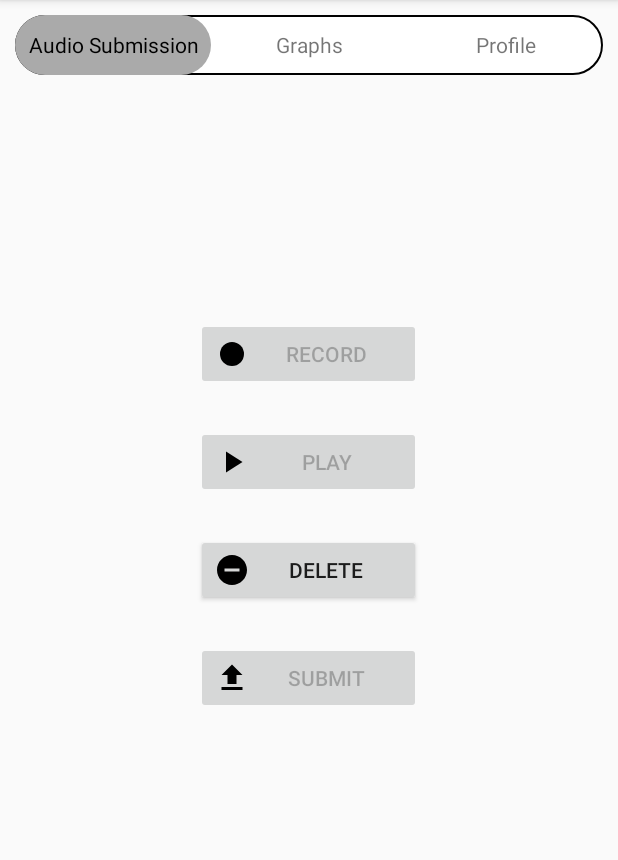
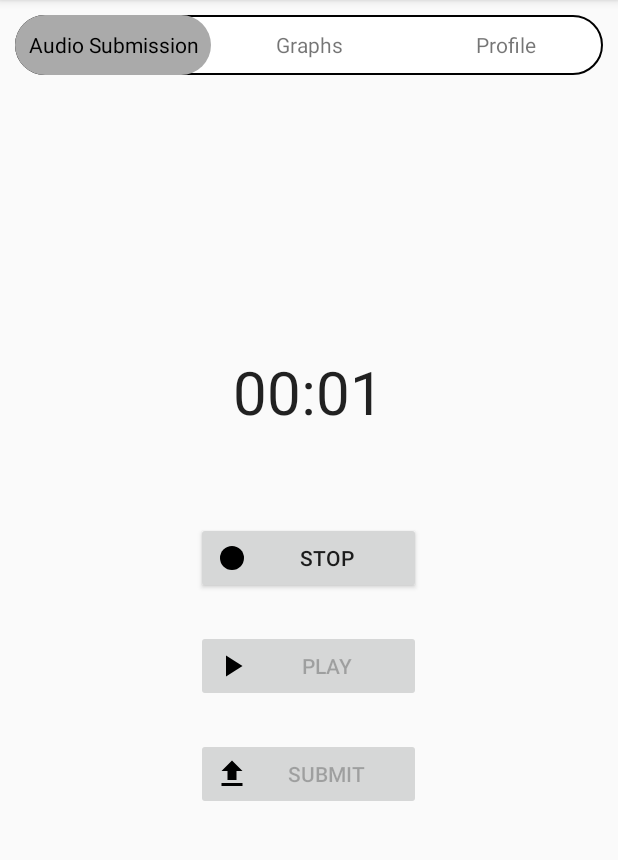
Before and after one commit to Mystaex/SPICE, an Android app: the AudioFragment screen opened directly, with no data from a screen before it, after a tap on "RECORD", on a phone screen of 412 x 824 dp, the part 84-944 px from its top. Run offline under Robolectric (Android 15) with nearby library versions, the light colour scheme and no system bars.

Commit message:
Added timer and cleaner feel in audio fragment

```diff
--- a/Android_Studio_Projects/app/src/main/java/com/example/spice/ui/audio_submission/AudioFragment.java
+++ b/Android_Studio_Projects/app/src/main/java/com/example/spice/ui/audio_submission/AudioFragment.java
@@ -11,11 +11,13 @@ import androidx.core.content.ContextCompat;
 import androidx.fragment.app.Fragment;
 
 import android.os.Environment;
+import android.os.SystemClock;
 import android.view.LayoutInflater;
 import android.view.View;
 import android.view.View.OnClickListener;
 import android.view.ViewGroup;
 import android.widget.Button;
+import android.widget.Chronometer;
 import android.widget.Toast;
 
 import com.example.spice.R;
@@ -38,16 +40,16 @@ public class AudioFragment extends Fragment {
     MediaRecorder mediaRecorder;
     MediaPlayer mediaPlayer;
 
-    private int PERMISSION_CODE = 10;
+    private int PERMISSION_CODE = 1;
+    private int minimumTimeMS = 5000;
 
-    int recorded = 0;
-    int recording = 0;
+    boolean recording = false;
+    boolean playing = false;
     Button btnRecord;
     Button btnPlay;
-    Button btnDelete;
     Button btnSubmit;
 
-    public static final int RequestPermissionCode = 1;
+    private Chronometer timer;
 
     public static String filename = "audio.mp3";
 
@@ -74,79 +76,48 @@ public class AudioFragment extends Fragment {
 
         btnRecord = v.findViewById(R.id.btnRecord);
         btnPlay = v.findViewById(R.id.btnPlay);
-        btnDelete = v.findViewById(R.id.btnDelete);
         btnSubmit = v.findViewById(R.id.btnSubmit);
+        timer = v.findViewById(R.id.audioTimer);
 
         btnRecord.setOnClickListener(new View.OnClickListener() {
             @Override
             public void onClick(View view){
-                if(permission()){
-                    setupMediaRecorder();
-
-                    try{
-                        mediaRecorder.prepare();
-                    }
-                    catch(IllegalStateException e){
-                        e.printStackTrace();
-                    }
-                    catch(IOException e){
-                        e.printStackTrace();
-                    }
-
-                    mediaRecorder.start();
-                    Toast.makeText(requireContext(), "Record!! Start function", Toast.LENGTH_SHORT).show();
-                    btnDelete.setEnabled(true);
-                    btnRecord.setEnabled(false);
+                if(!recording){
+                    recording = true;
+                    btnRecord.setText("Stop");
+                    record();
                 }
                 else{
-                    requestPermission();
+                    long recordTime = SystemClock.elapsedRealtime() - timer.getBase();
+                    if(recordTime >= minimumTimeMS){
+                        recording = false;
+                        btnRecord.setText("Record");
+                        stopRecord();
+                    }
+                    else{
+                        Toast.makeText(requireContext(), "Recording needs 5 seconds minimum" , Toast.LENGTH_SHORT).show();
+                    }
                 }
+
             }
         });
         btnPlay.setOnClickListener(new View.OnClickListener() {
             @Override
-            public void onClick(View view)throws IllegalArgumentException,
-                        SecurityException, IllegalStateException {
-
-                    btnDelete.setEnabled(false);
-                    String filepath = getActivity().getExternalFilesDir("/").getAbsolutePath();
-
-                    mediaPlayer = new MediaPlayer();
-                    try {
-                        mediaPlayer.setDataSource(filepath + "/" + filename);
-                        mediaPlayer.prepare();
-                    } catch (IOException e) {
-                        e.printStackTrace();
-                    }
-
-                    mediaPlayer.start();
-                    Toast.makeText(getActivity(), "Recording Playing",
-                            Toast.LENGTH_LONG).show();
-            }
-        });
-        btnDelete.setOnClickListener(new View.OnClickListener() {
-            @Override
-            public void onClick(View view){
-                if(mediaRecorder != null){
-                    try{
-                        mediaRecorder.stop();
-                    }
-                    catch(IllegalStateException e){
-                        e.printStackTrace();
-                    }
-                    mediaRecorder.release();
-                    mediaRecorder = null;
-                    btnDelete.setEnabled(false);
-                    btnRecord.setEnabled(true);
-                    btnPlay.setEnabled(true);
-                    Toast.makeText(requireContext(), "Recording Completed", Toast.LENGTH_SHORT).show();
+            public void onClick(View view)throws IllegalArgumentException, SecurityException, IllegalStateException {
+                if(!playing){
+                    playing = true;
+                    btnPlay.setText("Stop");
+                    play();
+                }
+                else{
+                    stopPlay();
                 }
             }
         });
+
         btnSubmit.setOnClickListener(v1 -> { submit(); });
 
         btnSubmit.setEnabled(false);
-        btnDelete.setEnabled(false);
         btnPlay.setEnabled(false);
 
         return v;
@@ -164,32 +135,6 @@ public class AudioFragment extends Fragment {
         mediaRecorder.setOutputFile(filepath + "/" + filename);
     }
 
-    private void requestPermission() {
-        ActivityCompat.requestPermissions(getActivity(), new
-                String[]{WRITE_EXTERNAL_STORAGE, RECORD_AUDIO}, RequestPermissionCode);
-    }
-
-    @Override
-    public void onRequestPermissionsResult(int requestCode, String permissions[], int[] grantResults) {
-        switch (requestCode) {
-            case RequestPermissionCode:
-                if (grantResults.length> 0) {
-                    boolean StoragePermission = grantResults[0] ==
-                            PackageManager.PERMISSION_GRANTED;
-                    boolean RecordPermission = grantResults[1] ==
-                            PackageManager.PERMISSION_GRANTED;
-
-                    if (StoragePermission && RecordPermission) {
-                        Toast.makeText(getActivity(), "Permission Granted",
-                                Toast.LENGTH_LONG).show();
-                    } else {
-                        Toast.makeText(getActivity(),"Permission Denied",Toast.LENGTH_LONG).show();
-                    }
-                }
-                break;
-        }
-    }
-
     public boolean permission() {
         if(ActivityCompat.checkSelfPermission(getContext(), Manifest.permission.RECORD_AUDIO) == PackageManager.PERMISSION_GRANTED){
             return true;
@@ -200,34 +145,77 @@ public class AudioFragment extends Fragment {
         }
     }
 
-
-
-
-
-
-
-
-
-
-
-
     private void record(){
         //: Implement Record functionality
-        Toast.makeText(requireContext(), "Record Start function", Toast.LENGTH_SHORT).show();
+        timer.setBase(SystemClock.elapsedRealtime());
+        timer.start();
+
+        if(permission()){
+            setupMediaRecorder();
+            btnPlay.setEnabled(false);
+            btnSubmit.setEnabled(false);
+
+            try{
+                mediaRecorder.prepare();
+            }
+            catch(IllegalStateException e){
+                e.printStackTrace();
+            }
+            catch(IOException e){
+                e.printStackTrace();
+            }
+
+            mediaRecorder.start();
+            //Toast.makeText(requireContext(), "Recording", Toast.LENGTH_SHORT).show();
+        }
     }
     private void play(){
         //: Implement Play functionality
-        Toast.makeText(requireContext(), "Play function", Toast.LENGTH_SHORT).show();
+        String filepath = getActivity().getExternalFilesDir("/").getAbsolutePath();
+
+        mediaPlayer = new MediaPlayer();
+        try {
+            mediaPlayer.setDataSource(filepath + "/" + filename);
+            mediaPlayer.prepare();
+        } catch (IOException e) {
+            e.printStackTrace();
+        }
+
+        mediaPlayer.start();
+        //Toast.makeText(getActivity(), "Playing", Toast.LENGTH_LONG).show();
     }
-    private void delete(){
+
+    private void stopRecord(){
         //: Implement Delete functionality
-        Toast.makeText(requireContext(), "Delete function", Toast.LENGTH_SHORT).show();
+        timer.stop();
 
+        if(mediaRecorder != null){
+            mediaRecorder.stop();
+            mediaRecorder.release();
+            mediaRecorder = null;
+            btnPlay.setEnabled(true);
+            btnSubmit.setEnabled(true);
+            //Toast.makeText(requireContext(), "Recording Completed", Toast.LENGTH_SHORT).show();
+        }
     }
+
+    private void stopPlay(){
+
+        playing = false;
+        btnPlay.setText("Play");
+        if(mediaPlayer != null){
+            mediaPlayer.stop();
+            mediaPlayer.release();
+            mediaPlayer = null;
+        }
+    }
+
     private void submit(){
         //: Implement Submit functionality
+        if(playing){
+            stopPlay();
+        }
         Toast.makeText(requireContext(), "Submit function", Toast.LENGTH_SHORT).show();
-
     }
 
 }
--- a/Android_Studio_Projects/app/src/main/res/layout/fragment_audio.xml
+++ b/Android_Studio_Projects/app/src/main/res/layout/fragment_audio.xml
@@ -6,20 +6,32 @@
     android:layout_height="match_parent">
 
     <!-- Record button  -->
+
+    <!-- Play button  -->
+
+    <Chronometer
+        android:id="@+id/audioTimer"
+        android:layout_width="wrap_content"
+        android:layout_height="wrap_content"
+        android:layout_marginBottom="60dp"
+        android:textSize="40sp"
+        app:layout_constraintBottom_toTopOf="@+id/btnRecord"
+        app:layout_constraintEnd_toEndOf="@+id/btnRecord"
+        app:layout_constraintStart_toStartOf="@+id/btnRecord" />
+
     <Button
         android:id="@+id/btnRecord"
         android:layout_width="150dp"
         android:layout_height="wrap_content"
-        android:layout_marginTop="152dp"
+        android:layout_marginTop="288dp"
         android:drawableStart="@drawable/ic_record"
+        android:drawableLeft="@drawable/ic_record"
         android:text="Record"
         app:layout_constraintEnd_toEndOf="parent"
         app:layout_constraintHorizontal_bias="0.498"
         app:layout_constraintStart_toStartOf="parent"
-        app:layout_constraintTop_toTopOf="parent"
-        android:drawableLeft="@drawable/ic_record" />
+        app:layout_constraintTop_toTopOf="parent" />
 
-    <!-- Play button  -->
     <Button
         android:id="@+id/btnPlay"
         android:layout_width="150dp"
@@ -35,18 +47,6 @@
         />
 
     <!-- Delete button  -->
-    <Button
-        android:id="@+id/btnDelete"
-        android:layout_width="150dp"
-        android:layout_height="wrap_content"
-        android:layout_marginTop="24dp"
-        android:text="DELETE"
-        android:drawableStart="@drawable/ic_remove"
-        app:icon="@drawable/ic_remove"
-        app:layout_constraintEnd_toEndOf="@+id/btnPlay"
-        app:layout_constraintStart_toStartOf="@+id/btnPlay"
-        app:layout_constraintTop_toBottomOf="@+id/btnPlay"
-        android:drawableLeft="@drawable/ic_remove" />
 
     <!-- Submit button  -->
     <Button
@@ -54,11 +54,11 @@
         android:layout_width="150dp"
         android:layout_height="wrap_content"
         android:layout_marginTop="24dp"
+        android:drawableStart="@drawable/ic_submit"
+        android:drawableLeft="@drawable/ic_submit"
         android:text="SUBMIT"
-        android:drawableStart="@drawable/ic_submit"
-        app:layout_constraintEnd_toEndOf="@+id/btnDelete"
-        app:layout_constraintHorizontal_bias="1.0"
-        app:layout_constraintStart_toStartOf="@+id/btnDelete"
-        app:layout_constraintTop_toBottomOf="@+id/btnDelete"
-        android:drawableLeft="@drawable/ic_submit" />
+        app:layout_constraintEnd_toEndOf="@+id/btnPlay"
+        app:layout_constraintStart_toStartOf="@+id/btnPlay"
+        app:layout_constraintTop_toBottomOf="@+id/btnPlay" />
+
 </androidx.constraintlayout.widget.ConstraintLayout>
```
